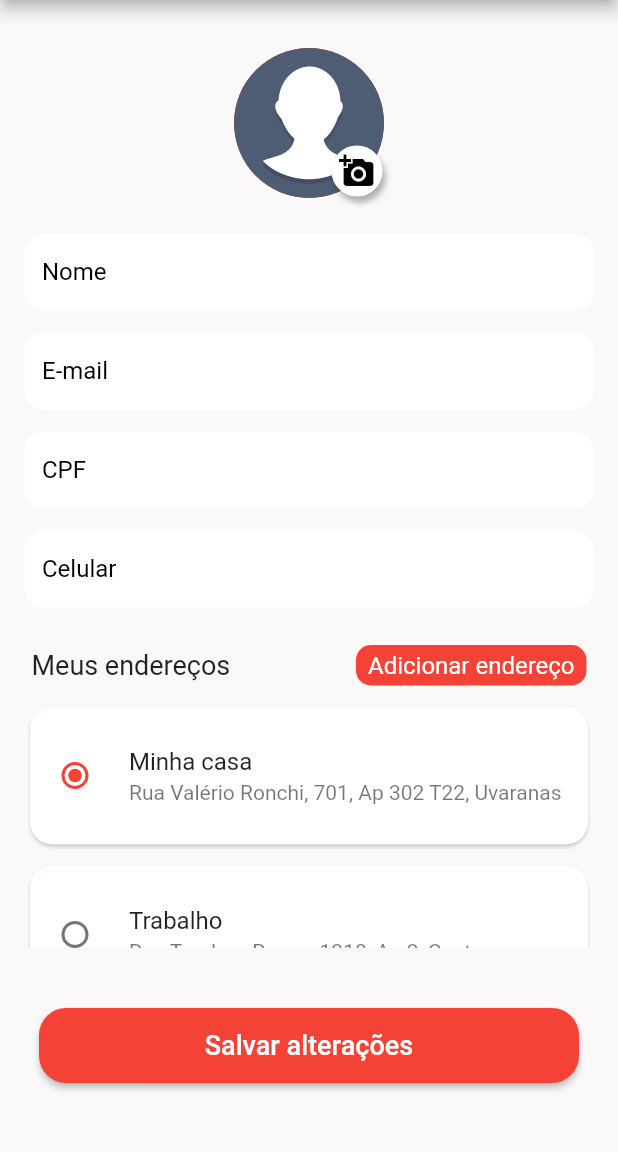
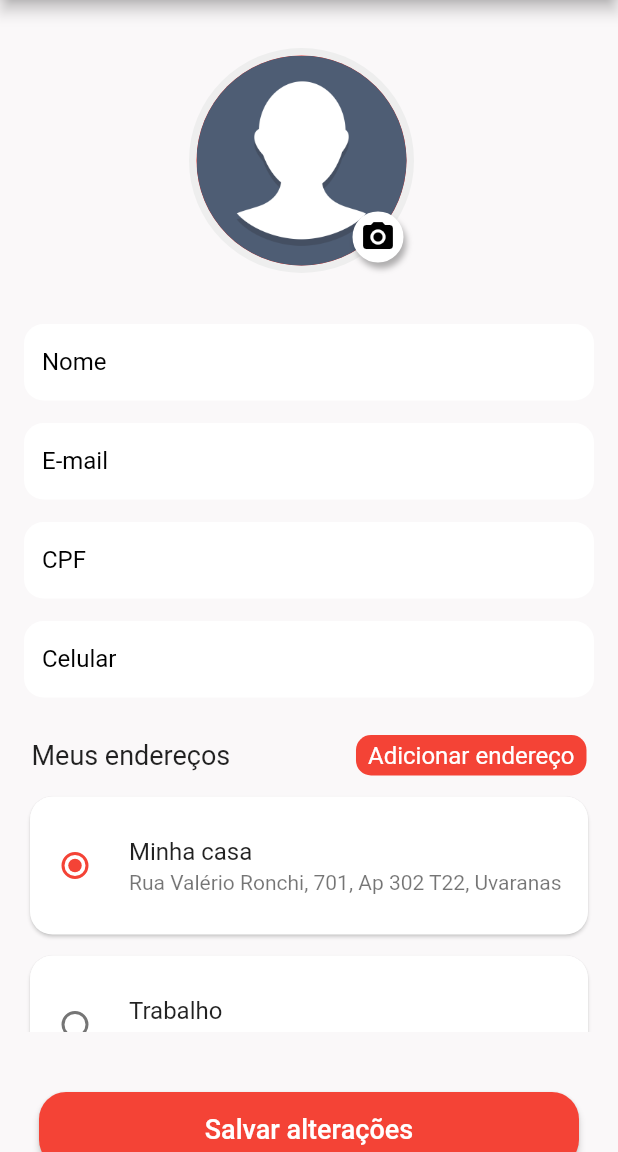
Before and after one commit to abrunaanunes/pizzaria-flutter, a Flutter app: the ProfilePage screen opened directly, on a phone screen of 412 x 824 dp, the part 84-1236 px from its top. Run offline on Flutter 3.47's test engine with Material 2 defaults, Android fonts, the phone set to English and light mode, and no system bars; our stand-ins replace badges, camera, hive, hive_flutter, image_picker, mask_text_input_formatter and 1 more; accounts and stored records are empty.

Commit message:
Integração recurso nativo

```diff
--- a/lib/src/pages/profile/profile_page.dart
+++ b/lib/src/pages/profile/profile_page.dart
@@ -1,6 +1,8 @@
 import 'dart:convert';
+import 'dart:io';
 import 'dart:ui';
 
+import 'package:camera/camera.dart';
 import 'package:flutter/material.dart';
 import 'package:gopizza/src/network/api.dart';
 import 'package:gopizza/src/pages/auth/sign_in_page.dart';
@@ -11,6 +13,7 @@ import 'package:gopizza/src/repositories/user_repository.dart'
     as user_repository;
 import 'package:mask_text_input_formatter/mask_text_input_formatter.dart';
 import 'package:shared_preferences/shared_preferences.dart';
+import 'package:image_picker/image_picker.dart';
 
 class ProfilePage extends StatefulWidget {
   const ProfilePage({super.key});
@@ -24,11 +27,14 @@ class _ProfilePageState extends State<ProfilePage> {
   late TextEditingController _email = TextEditingController();
   late TextEditingController _cpf = TextEditingController();
   late TextEditingController _celular = TextEditingController();
+  String? _profileAvatar;
 
   void _buscarUsuario() async {
     SharedPreferences prefs = await SharedPreferences.getInstance();
     final user = prefs.getString('user') ?? '';
     var parsedJson = json.decode(user);
+
+    final profileAvatar = prefs.getString('profileAvatar');
 
     if (this.mounted) {
       setState(() {
@@ -36,6 +42,7 @@ class _ProfilePageState extends State<ProfilePage> {
         _email.text = parsedJson['email'];
         _cpf.text = parsedJson['document'];
         _celular.text = parsedJson['phone'];
+        _profileAvatar = profileAvatar;
       });
     }
   }
@@ -54,6 +61,9 @@ class _ProfilePageState extends State<ProfilePage> {
 
   final _formKey = GlobalKey<FormState>();
 
+  // Foto do perfil
+  PickedFile? _imageFile;
+  final ImagePicker _picker = ImagePicker();
   @override
   Widget build(BuildContext context) {
     _buscarUsuario();
@@ -71,32 +81,40 @@ class _ProfilePageState extends State<ProfilePage> {
             ),
           ],
         ),
-        body: Padding(
+        body: SingleChildScrollView(
+          child: SizedBox(
+            height: MediaQuery.of(context).size.height,
+            width: MediaQuery.of(context).size.width,
+            child: Padding(
               padding: const EdgeInsets.fromLTRB(16, 32, 16, 16),
               child: Column(
                 children: [
                   SizedBox(
-                width: 100,
-                height: 100,
+                    width: 160,
+                    height: 160,
                     child: Stack(
                       children: [
                         CircleAvatar(
                           radius: 75,
                           backgroundColor: Colors.grey.shade200,
-                      child: const CircleAvatar(
+                          child: CircleAvatar(
                             radius: 70,
-                        backgroundImage:
-                            AssetImage('assets/images/default.png'),
+                            backgroundImage: _profileAvatar != null
+                                ? FileImage(File(_profileAvatar!))
+                                    as ImageProvider
+                                : const AssetImage('assets/images/default.png'),
                           ),
                         ),
                         Positioned(
-                      bottom: 1,
-                      right: 1,
+                          bottom: 17,
+                          right: 17,
+                          child: GestureDetector(
+                            onTap: () {
+                              showModalBottomSheet(
+                                  context: context,
+                                  builder: ((builder) => bottomSheet()));
+                            },
                             child: Container(
-                        child: const Padding(
-                          padding: EdgeInsets.all(2.0),
-                          child: Icon(Icons.add_a_photo, color: Colors.black),
-                        ),
                               decoration: BoxDecoration(
                                   border: Border.all(
                                     width: 3,
@@ -110,13 +128,19 @@ class _ProfilePageState extends State<ProfilePage> {
                                   color: Colors.white,
                                   boxShadow: [
                                     BoxShadow(
-                                offset: Offset(2, 4),
+                                      offset: const Offset(2, 4),
                                       color: Colors.black.withOpacity(
                                         0.3,
                                       ),
                                       blurRadius: 3,
                                     ),
                                   ]),
+                              child: const Padding(
+                                padding: EdgeInsets.all(2.0),
+                                child:
+                                    Icon(Icons.camera_alt, color: Colors.black),
+                              ),
+                            ),
                           ),
                         ),
                       ],
@@ -131,11 +155,15 @@ class _ProfilePageState extends State<ProfilePage> {
                           CustomTextField(
                               label: "Nome", controller: _nome, enabled: true),
                           CustomTextField(
-                          label: "E-mail", controller: _email, enabled: true),
+                              label: "E-mail",
+                              controller: _email,
+                              enabled: true),
                           CustomTextField(
                               label: "CPF", controller: _cpf, enabled: true),
                           CustomTextField(
-                          label: 'Celular', controller: _celular, enabled: true)
+                              label: 'Celular',
+                              controller: _celular,
+                              enabled: true)
                         ],
                       ),
                     ),
@@ -169,7 +197,8 @@ class _ProfilePageState extends State<ProfilePage> {
                                 vertical: 4, horizontal: 8),
                             decoration: const BoxDecoration(
                               color: Colors.red,
-                          borderRadius: BorderRadius.all(Radius.circular(10)),
+                              borderRadius:
+                                  BorderRadius.all(Radius.circular(10)),
                             ),
                             child: const Text(
                               'Adicionar endereço',
@@ -203,8 +232,8 @@ class _ProfilePageState extends State<ProfilePage> {
                   SizedBox(
                     height: 120,
                     child: Padding(
-                  padding:
-                      const EdgeInsets.symmetric(horizontal: 10, vertical: 30),
+                      padding: const EdgeInsets.symmetric(
+                          horizontal: 10, vertical: 30),
                       child: Column(
                         crossAxisAlignment: CrossAxisAlignment.stretch,
                         children: [
@@ -236,6 +265,8 @@ class _ProfilePageState extends State<ProfilePage> {
                   ),
                 ],
               ),
+            ),
+          ),
         ));
   }
 
@@ -250,4 +281,46 @@ class _ProfilePageState extends State<ProfilePage> {
           context, MaterialPageRoute(builder: (context) => SignInScreen()));
     }
   }
+
+  Widget bottomSheet() {
+    return Container(
+      height: 100,
+      width: MediaQuery.of(context).size.width,
+      margin: const EdgeInsets.symmetric(
+        horizontal: 20,
+        vertical: 20,
+      ),
+      child: Column(children: [
+        const Text(
+          "Escolha sua foto de perfil",
+          style: TextStyle(
+            fontSize: 20.0,
+          ),
+        ),
+        const SizedBox(
+          height: 20,
+        ),
+        Row(mainAxisAlignment: MainAxisAlignment.center, children: [
+          IconButton(
+            onPressed: () => {takePhoto(ImageSource.camera)},
+            icon: const Icon(Icons.camera),
+          ),
+          IconButton(
+            onPressed: () => {takePhoto(ImageSource.gallery)},
+            icon: const Icon(Icons.image),
+          ),
+        ])
+      ]),
+    );
   }
+
+  void takePhoto(ImageSource source) async {
+    final pickedFile = await _picker.getImage(
+      source: source,
+    );
+    if (pickedFile != null) {
+      SharedPreferences localStorage = await SharedPreferences.getInstance();
+      localStorage.setString('profileAvatar', pickedFile.path);
+    }
+  }
+}
--- a/pubspec.yaml
+++ b/pubspec.yaml
@@ -43,7 +43,7 @@ dependencies:
   hive: ^2.2.3
   hive_flutter: ^1.1.0
   path_provider: ^2.0.11
-  camera_camera: ^2.0.2
+  camera: ^0.10.0+4
   image_picker: ^0.8.6
 
 dev_dependencies:
```
Also changed, not shown: pubspec.lock. Lines whose indentation alone changed are shown as unchanged.
